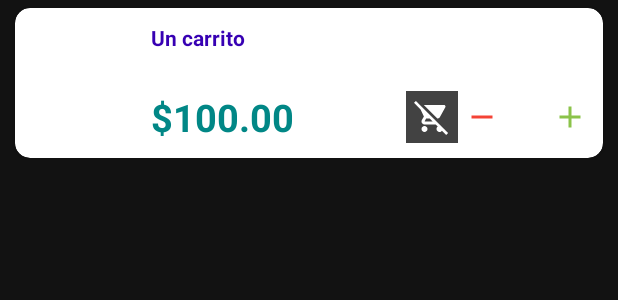
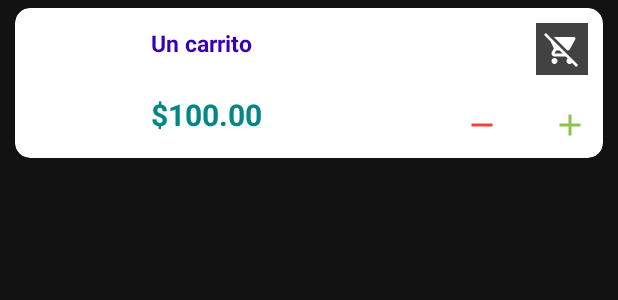
Before and after one commit to lucianoppereira/Simple_Market, an Android app: the layout product_cart_item.xml on its own in the app's theme, with its tools: preview values and no code run, on a phone screen of 412 x 824 dp. Shown: the top 300 px of the screen. Run offline under Robolectric (Android 15) with nearby library versions, the phone set to English and light mode, and no system bars.

Commit message:
correcciones 3

```diff
--- a/app/build.gradle
+++ b/app/build.gradle
@@ -58,6 +58,8 @@ dependencies {
 
     implementation 'com.github.bumptech.glide:glide:4.12.0'
     implementation 'io.paperdb:paperdb:2.6'
+    implementation 'com.android.volley:volley:1.2.0'
+    implementation 'com.google.code.gson:gson:2.8.6'
 
     implementation 'com.android.support:multidex:1.0.3'
     implementation 'androidx.lifecycle:lifecycle-extensions:2.2.0'
--- a/app/src/main/java/com/example/simplemarket/Product.kt
+++ b/app/src/main/java/com/example/simplemarket/Product.kt
@@ -3,12 +3,6 @@ package com.example.simplemarket
 import com.google.gson.annotations.SerializedName
 
 class Product(
-//    var id : Int= 0,
-//    var title : String= "",
-//    var price : String= "",
-//    var category : String="",
-//    var description : String="",
-//    var image : String=""
 
     @SerializedName("id")
     var id: Int? = null,
--- a/app/src/main/res/layout/activity_main.xml
+++ b/app/src/main/res/layout/activity_main.xml
@@ -11,13 +11,11 @@
         android:name="androidx.navigation.fragment.NavHostFragment"
         android:layout_width="0dp"
         android:layout_height="0dp"
+        app:defaultNavHost="true"
+        app:layout_constraintBottom_toBottomOf="parent"
         app:layout_constraintLeft_toLeftOf="parent"
         app:layout_constraintRight_toRightOf="parent"
         app:layout_constraintTop_toTopOf="parent"
-        app:layout_constraintBottom_toBottomOf="parent"
-
-        app:defaultNavHost="true"
         app:navGraph="@navigation/navigation_graph" />
 
-
 </androidx.constraintlayout.widget.ConstraintLayout>
--- a/app/src/main/res/layout/product_cart_item.xml
+++ b/app/src/main/res/layout/product_cart_item.xml
@@ -21,6 +21,7 @@
             android:layout_height="70dp"
             android:layout_margin="5dp"
             android:background="@color/white"
+            android:layout_alignParentTop="true"
             android:outlineAmbientShadowColor="@color/white"
             android:src="@drawable/ic_sample_image"
             android:layout_centerVertical="true"/>
@@ -28,31 +29,47 @@
         <TextView
             android:id="@+id/cart_product_title"
             android:layout_width="wrap_content"
+            android:layout_height="fill_parent"
+            android:layout_above="@+id/cart_product_price"
+            android:layout_alignTop="@+id/sample_image"
+            android:layout_marginVertical="5dp"
+            android:layout_marginStart="10dp"
+            android:layout_marginEnd="5dp"
+            android:layout_toStartOf="@+id/cart_remove_from"
+            android:layout_toLeftOf="@+id/cart_remove_from"
+            android:layout_toEndOf="@+id/sample_image"
+            android:gravity="center_vertical|start"
+            android:singleLine="true"
+            android:text="Un carrito"
+            android:textColor="@color/purple_700"
+            android:textSize="15sp"
+            android:textStyle="bold" />
+
+        <ImageButton
+            android:id="@+id/cart_remove_from"
+            android:layout_width="wrap_content"
             android:layout_height="wrap_content"
-            android:layout_above="@+id/cart_product_price"
-            android:textSize="14sp"
-            android:text="Un carrito"
-            android:textStyle="bold"
-            android:gravity="top|start"
-            android:textColor="@color/purple_700"
-            android:layout_marginStart="10dp"
-            android:layout_marginEnd="10dp"
-            android:layout_marginVertical="10dp"
             android:layout_alignParentTop="true"
             android:layout_alignParentEnd="true"
-            android:layout_toEndOf="@+id/sample_image" />
+            android:layout_marginHorizontal="10dp"
+            android:layout_marginTop="10dp"
+            android:background="@color/cardview_dark_background"
+            android:padding="5dp"
+            android:src="@drawable/ic_cart_empty"
+            app:tint="@color/white" />
 
         <TextView
             android:id="@+id/cart_product_price"
             android:layout_width="wrap_content"
             android:layout_height="wrap_content"
-            android:layout_margin="10dp"
+            android:layout_marginHorizontal="10dp"
+            android:layout_marginVertical="15dp"
             android:layout_toEndOf="@+id/sample_image"
             android:layout_alignParentBottom="true"
             android:gravity="center_vertical"
             android:text="$100.00"
             android:textColor="@color/teal_700"
-            android:textSize="25sp"
+            android:textSize="20sp"
             android:textStyle="bold" />
 
         <LinearLayout
@@ -65,16 +82,6 @@
             android:gravity="center"
             android:layout_alignParentBottom="true">
 
-
-            <ImageButton
-                android:id="@+id/cart_remove_from"
-                android:layout_width="wrap_content"
-                android:layout_height="wrap_content"
-                android:layout_marginHorizontal="4dp"
-                android:padding="5dp"
-                android:src="@drawable/ic_cart_empty"
-                android:background="@color/cardview_dark_background"
-                app:tint="@color/white" />
 
             <ImageView
                 android:id="@+id/button_rest"
```
Also changed, not shown: app/src/main/java/com/example/simplemarket/CartFragment.kt (+50 -26 lines), app/src/main/java/com/example/simplemarket/CartSingleton.kt (+22 -3 lines), app/src/main/java/com/example/simplemarket/ListFragment.kt (+7 -11 lines), app/src/main/java/com/example/simplemarket/MarketCart.kt (+9 -2 lines), app/src/main/java/com/example/simplemarket/ProductCartItem.kt (+19 -5 lines), app/src/main/java/com/example/simplemarket/ProductListItem.kt (+3 -4 lines), app/src/main/res/layout/product_item.xml (+16 -10 lines).
